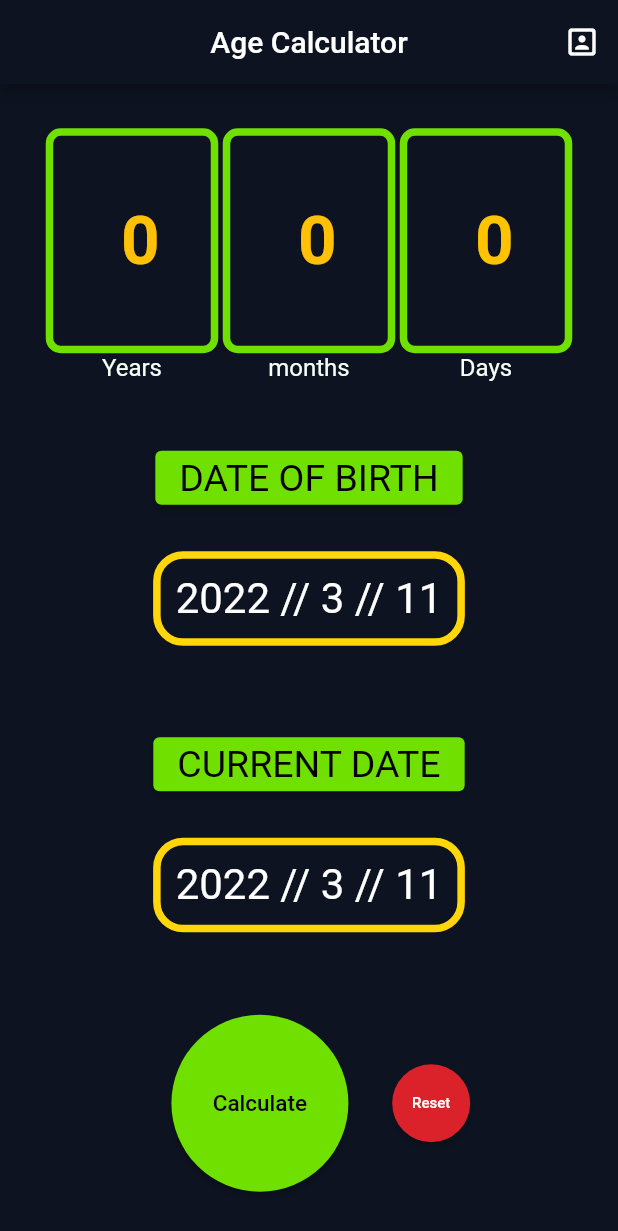
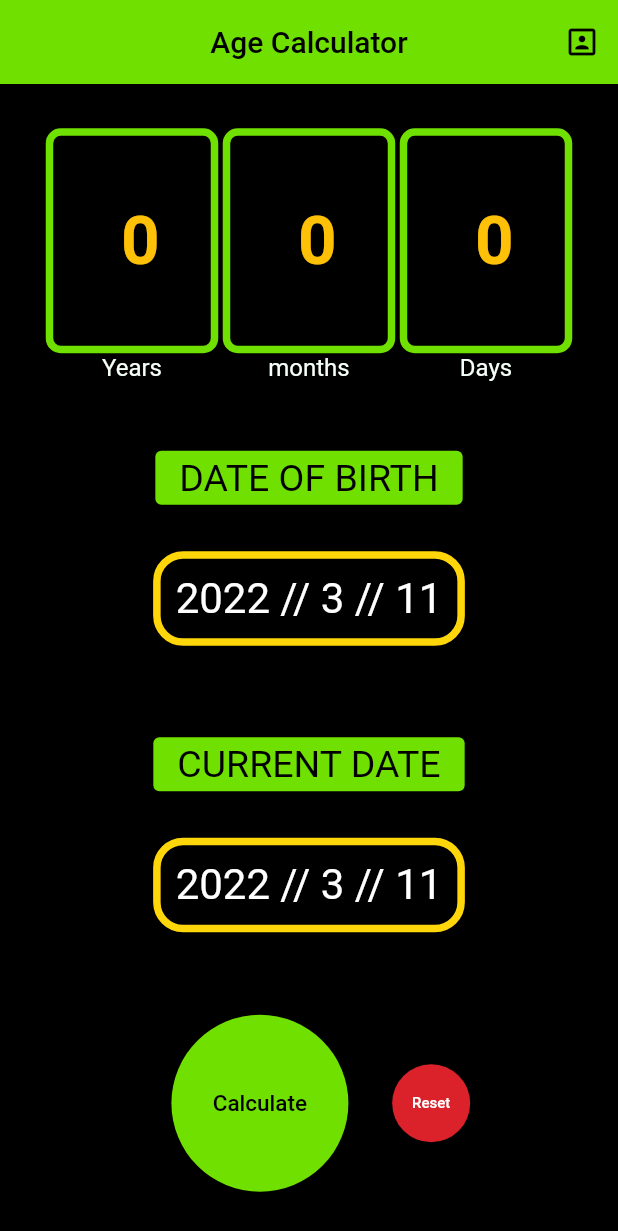
Before and after one commit to CPAD-Gazipur/Age-Calculator-Lambda, a Flutter app: the screen it shows after launch, on a phone screen of 412 x 824 dp. Shown: the top 1231 px of the screen. Run offline on Flutter 3.47's test engine with Material 2 defaults, Android fonts, the phone set to English and light mode, and no system bars; drawn by our look-alikes of animated_flip_counter; our stand-ins replace font_awesome_flutter, get; missing offline and left inert: month_calculator, user_profile_avatar.

Commit message:
App fully completed

```diff
--- a/lib/app/modules/age_calculator/views/age_calculator_view.dart
+++ b/lib/app/modules/age_calculator/views/age_calculator_view.dart
@@ -1,3 +1,4 @@
+import 'package:age_calculator_lamda/app/routes/app_pages.dart';
 import 'package:age_calculator_lamda/app/utils/text_styles.dart';
 import 'package:animated_flip_counter/animated_flip_counter.dart';
 import 'package:flutter/material.dart';
@@ -11,19 +12,27 @@ class AgeCalculatorView extends GetView<AgeCalculatorController> {
   Widget build(BuildContext context) {
     return Scaffold(
       appBar: AppBar(
-        title: Text('Age Calculator'),
-        backgroundColor: Color(0xff0d1321),
+        title: Text(
+          'Age Calculator',
+          style: TextStyle(
+            color: Color(0xff000000),
+          ),
+        ),
+        backgroundColor: Color(0xff70e000),
         centerTitle: true,
         actions: [
           IconButton(
-            onPressed: () {},
+            onPressed: () {
+              Get.toNamed(Routes.ABOUT);
+            },
             icon: Icon(
-              Icons.portrait_rounded,
+              Icons.portrait,
+              color: Color(0xff000000),
             ),
           ),
         ],
       ),
-      backgroundColor: Color(0xff0d1321),
+      backgroundColor: Color(0xff000000),
       body: Center(
         child: Padding(
           padding: const EdgeInsets.all(20.0),
@@ -42,11 +51,7 @@ class AgeCalculatorView extends GetView<AgeCalculatorController> {
                               child: AnimatedFlipCounter(
                                 value: controller.yearsss.value,
                                 prefix: " ",
-                                textStyle: TextStyle(
-                                  fontSize: 45,
-                                  fontWeight: FontWeight.bold,
-                                  color: Color(0xffffc107),
-                                ),
+                                textStyle: TextStyleManager.CHANGABLE_TEXT,
                               ),
                             ),
                           ),
@@ -86,11 +91,7 @@ class AgeCalculatorView extends GetView<AgeCalculatorController> {
                               child: AnimatedFlipCounter(
                                 value: controller.monthsss.value,
                                 prefix: " ",
-                                textStyle: TextStyle(
-                                  fontSize: 45,
-                                  fontWeight: FontWeight.bold,
-                                  color: Color(0xffffc107),
-                                ),
+                                textStyle: TextStyleManager.CHANGABLE_TEXT,
                               ),
                             ),
                           ),
@@ -112,11 +113,7 @@ class AgeCalculatorView extends GetView<AgeCalculatorController> {
                               child: AnimatedFlipCounter(
                                 value: controller.daysss.value,
                                 prefix: " ",
-                                textStyle: TextStyle(
-                                  fontSize: 45,
-                                  fontWeight: FontWeight.bold,
-                                  color: Color(0xffffc300),
-                                ),
+                                textStyle: TextStyleManager.CHANGABLE_TEXT,
                               ),
                             ),
                           ),
--- a/lib/app/routes/app_pages.dart
+++ b/lib/app/routes/app_pages.dart
@@ -1,12 +1,10 @@
 import 'package:get/get.dart';
-
 import '../modules/age_calculator/bindings/age_calculator_binding.dart';
 import '../modules/age_calculator/views/age_calculator_view.dart';
 import '../modules/home/about/bindings/about_binding.dart';
 import '../modules/home/about/views/about_view.dart';
 import '../modules/home/bindings/home_binding.dart';
 import '../modules/home/views/home_view.dart';
-
 part 'app_routes.dart';
 
 class AppPages {
--- a/lib/app/utils/text_styles.dart
+++ b/lib/app/utils/text_styles.dart
@@ -15,4 +15,9 @@ class TextStyleManager {
     fontSize: 16,
     color: Color(0xfff6fff8),
   );
+  static const TextStyle CHANGABLE_TEXT = TextStyle(
+    fontSize: 45,
+    color: Color(0xffffc107),
+    fontWeight: FontWeight.bold,
+  );
 }
--- a/pubspec.yaml
+++ b/pubspec.yaml
@@ -13,6 +13,11 @@ dependencies:
   get_cli: ^1.7.1
   month_calculator: ^0.1.4
   animated_flip_counter: ^0.2.2
+  user_profile_avatar: ^0.1.0
+  url_launcher: ^6.0.20
+  font_awesome: ^5.10.1
+  font_awesome_flutter: ^9.2.0
+
 
 dev_dependencies:
   flutter_lints: ^1.0.0
```
Also changed, not shown: lib/app/modules/home/about/views/about_view.dart (+167 -7 lines), pubspec.lock, 1 other file.
